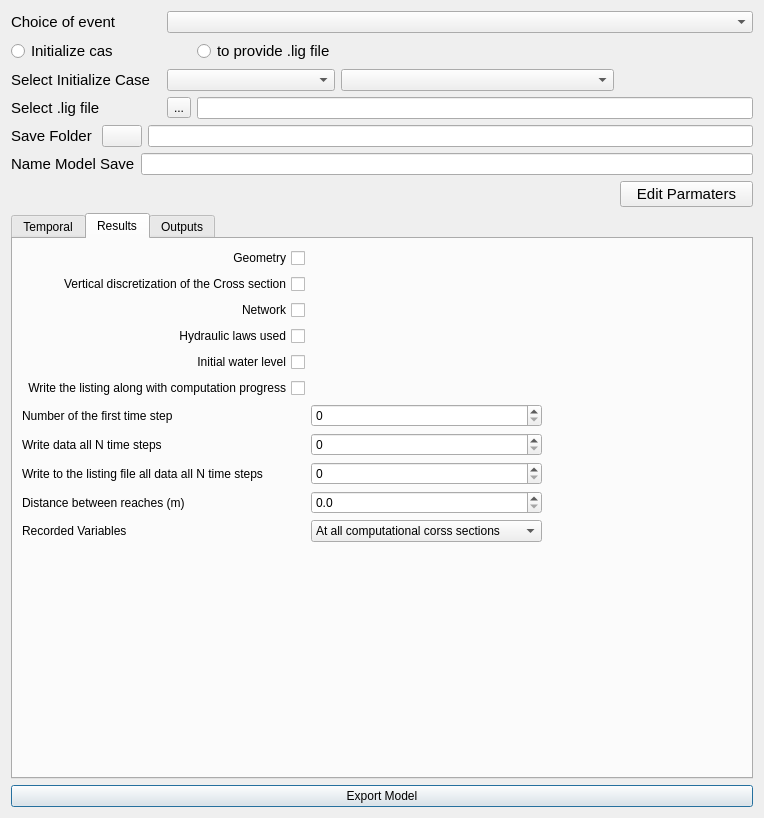
The window that ui/ui_export_file.ui (Artelia/Mascaret) describes before a commit, drawn with Qt 5.
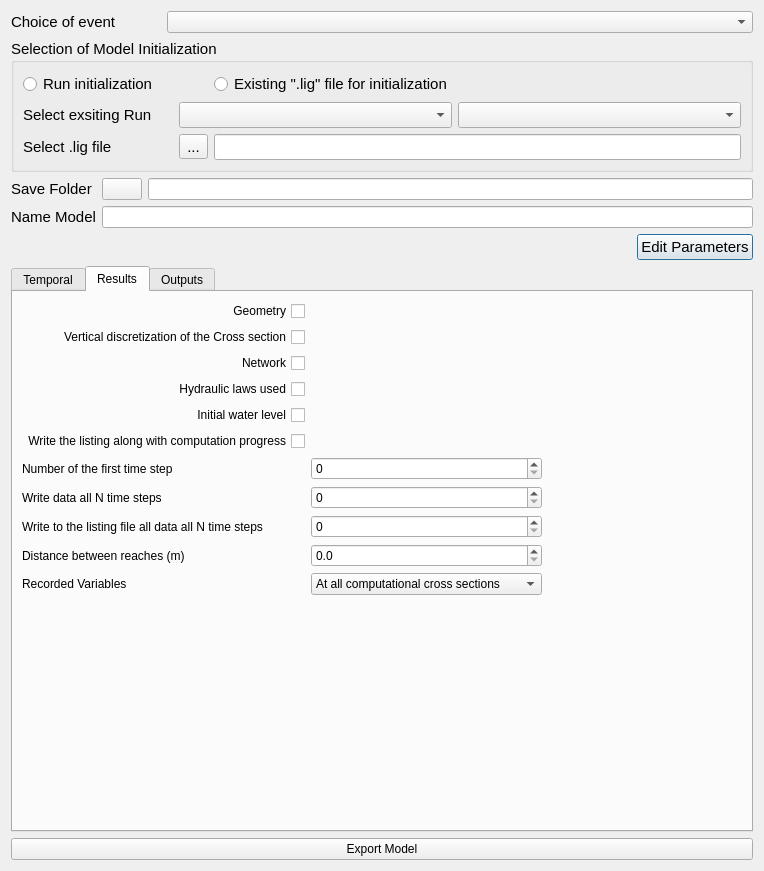
The same window after the commit. The open tabs and pages were chosen to show the change. Icons and pictures are not drawn.

Diff of the .ui file:
```diff
--- a/ui/ui_export_file.ui
+++ b/ui/ui_export_file.ui
@@ -7,53 +7,79 @@
     <x>0</x>
     <y>0</y>
     <width>704</width>
-    <height>786</height>
+    <height>805</height>
    </rect>
   </property>
   <property name="windowTitle">
    <string>Dialog</string>
   </property>
   <layout class="QGridLayout" name="gridLayout_29">
-   <item row="2" column="3" colspan="2">
-    <widget class="QComboBox" name="cb_init_scen"/>
+   <item row="0" column="1" colspan="5">
+    <widget class="QComboBox" name="cb_event"/>
    </item>
-   <item row="3" column="2" colspan="4">
-    <widget class="QLineEdit" name="lbl_lig">
-     <property name="readOnly">
-      <bool>true</bool>
+   <item row="0" column="0">
+    <widget class="QLabel" name="label_event">
+     <property name="minimumSize">
+      <size>
+       <width>150</width>
+       <height>0</height>
+      </size>
      </property>
+     <property name="font">
+      <font>
+       <pointsize>11</pointsize>
+      </font>
+     </property>
+     <property name="text">
+      <string>Choice of event</string>
+     </property>
     </widget>
    </item>
-   <item row="3" column="1">
-    <widget class="QToolButton" name="bt_lig">
+   <item row="7" column="0" colspan="6">
+    <layout class="QHBoxLayout" name="horizontalLayout_3">
+     <item>
+      <widget class="QLabel" name="label_3">
+       <property name="font">
+        <font>
+         <pointsize>11</pointsize>
+        </font>
+       </property>
      <property name="text">
-      <string>...</string>
+        <string>Name Model</string>
+       </property>
+      </widget>
+     </item>
+     <item>
+      <widget class="QLineEdit" name="lname_export"/>
+     </item>
+    </layout>
+   </item>
+   <item row="8" column="5">
+    <widget class="QPushButton" name="bt_edit_param">
+     <property name="font">
+      <font>
+       <pointsize>11</pointsize>
+      </font>
+     </property>
+     <property name="text">
+      <string>Edit Parameters</string>
      </property>
      <property name="icon">
       <iconset resource="../resources.qrc">
-       <normaloff>:/plugins/Mascaret/icones/save_res.png</normaloff>:/plugins/Mascaret/icones/save_res.png</iconset>
+       <normaloff>:/plugins/Mascaret/icones/mActionToggleEditing.png</normaloff>:/plugins/Mascaret/icones/mActionToggleEditing.png</iconset>
      </property>
      <property name="iconSize">
       <size>
-       <width>30</width>
-       <height>30</height>
+       <width>25</width>
+       <height>25</height>
       </size>
      </property>
-    </widget>
-   </item>
-   <item row="1" column="0">
-    <widget class="QRadioButton" name="rb_init">
-     <property name="font">
-      <font>
-       <pointsize>11</pointsize>
-      </font>
+     <property name="checkable">
+      <bool>true</bool>
      </property>
-     <property name="text">
-      <string>Initialize cas</string>
-     </property>
     </widget>
    </item>
-   <item row="11" column="0" colspan="6">
+   <item row="12" column="0" colspan="6">
     <widget class="QPushButton" name="bt_export">
      <property name="text">
       <string>Export Model</string>
@@ -70,7 +96,7 @@
      </property>
     </widget>
    </item>
-   <item row="8" column="0" rowspan="2" colspan="6">
+   <item row="9" column="0" rowspan="2" colspan="6">
     <widget class="QTabWidget" name="tab_widget">
      <property name="enabled">
       <bool>true</bool>
@@ -488,7 +514,7 @@
            </property>
            <item>
             <property name="text">
-             <string>At all computational corss sections</string>
+             <string>At all computational cross sections</string>
             </property>
            </item>
            <item>
@@ -1071,7 +1097,7 @@
      </widget>
     </widget>
    </item>
-   <item row="5" column="0" colspan="6">
+   <item row="6" column="0" colspan="6">
     <layout class="QHBoxLayout" name="horizontalLayout">
      <item>
       <widget class="QLabel" name="label">
@@ -1111,7 +1137,18 @@
      </item>
     </layout>
    </item>
-   <item row="2" column="0">
+   <item row="1" column="0" colspan="6">
+    <widget class="QGroupBox" name="gb_init">
+     <property name="font">
+      <font>
+       <pointsize>11</pointsize>
+      </font>
+     </property>
+     <property name="title">
+      <string>Selection of Model Initialization :</string>
+     </property>
+     <layout class="QGridLayout" name="gridLayout_2">
+      <item row="1" column="0">
     <widget class="QLabel" name="label_init_cas">
      <property name="minimumSize">
       <size>
@@ -1125,11 +1162,44 @@
       </font>
      </property>
      <property name="text">
-      <string>Select Initialize Case</string>
+         <string>Select exsiting Run</string>
      </property>
     </widget>
    </item>
-   <item row="1" column="2">
+      <item row="1" column="3">
+       <widget class="QComboBox" name="cb_init_scen"/>
+      </item>
+      <item row="3" column="0">
+       <widget class="QLabel" name="label_init_lig">
+        <property name="minimumSize">
+         <size>
+          <width>150</width>
+          <height>0</height>
+         </size>
+        </property>
+        <property name="font">
+         <font>
+          <pointsize>11</pointsize>
+         </font>
+        </property>
+        <property name="text">
+         <string>Select .lig file</string>
+        </property>
+       </widget>
+      </item>
+      <item row="0" column="0">
+       <widget class="QRadioButton" name="rb_init">
+        <property name="font">
+         <font>
+          <pointsize>11</pointsize>
+         </font>
+        </property>
+        <property name="text">
+         <string>Run initialization</string>
+        </property>
+       </widget>
+      </item>
+      <item row="0" column="2">
     <widget class="QRadioButton" name="rb_init_lig">
      <property name="font">
       <font>
@@ -1137,11 +1207,11 @@
       </font>
      </property>
      <property name="text">
-      <string>to provide .lig file</string>
+         <string>Existing &quot;.lig&quot; file for initialization</string>
      </property>
     </widget>
    </item>
-   <item row="1" column="4" colspan="2">
+      <item row="0" column="3">
     <spacer name="horizontalSpacer">
      <property name="orientation">
       <enum>Qt::Horizontal</enum>
@@ -1154,91 +1224,35 @@
      </property>
     </spacer>
    </item>
-   <item row="0" column="1" colspan="5">
-    <widget class="QComboBox" name="cb_event"/>
-   </item>
-   <item row="2" column="1" colspan="2">
+      <item row="3" column="1">
+       <widget class="QToolButton" name="bt_lig">
+        <property name="text">
+         <string>...</string>
+        </property>
+        <property name="icon">
+         <iconset resource="../resources.qrc">
+          <normaloff>:/plugins/Mascaret/icones/save_res.png</normaloff>:/plugins/Mascaret/icones/save_res.png</iconset>
+        </property>
+        <property name="iconSize">
+         <size>
+          <width>30</width>
+          <height>30</height>
+         </size>
+        </property>
+       </widget>
+      </item>
+      <item row="1" column="1" colspan="2">
     <widget class="QComboBox" name="cb_init_run"/>
    </item>
-   <item row="0" column="0">
-    <widget class="QLabel" name="label_event">
-     <property name="minimumSize">
-      <size>
-       <width>150</width>
-       <height>0</height>
-      </size>
-     </property>
-     <property name="font">
-      <font>
-       <pointsize>11</pointsize>
-      </font>
-     </property>
-     <property name="text">
-      <string>Choice of event</string>
-     </property>
-    </widget>
-   </item>
-   <item row="7" column="5">
-    <widget class="QPushButton" name="bt_edit_param">
-     <property name="font">
-      <font>
-       <pointsize>11</pointsize>
-      </font>
-     </property>
-     <property name="text">
-      <string>Edit Parmaters</string>
-     </property>
-     <property name="icon">
-      <iconset resource="../resources.qrc">
-       <normaloff>:/plugins/Mascaret/icones/mActionToggleEditing.png</normaloff>:/plugins/Mascaret/icones/mActionToggleEditing.png</iconset>
-     </property>
-     <property name="iconSize">
-      <size>
-       <width>25</width>
-       <height>25</height>
-      </size>
-     </property>
-     <property name="checkable">
+      <item row="3" column="2" colspan="2">
+       <widget class="QLineEdit" name="lbl_lig">
+        <property name="readOnly">
       <bool>true</bool>
      </property>
     </widget>
    </item>
-   <item row="3" column="0">
-    <widget class="QLabel" name="label_init_lig">
-     <property name="minimumSize">
-      <size>
-       <width>150</width>
-       <height>0</height>
-      </size>
-     </property>
-     <property name="font">
-      <font>
-       <pointsize>11</pointsize>
-      </font>
-     </property>
-     <property name="text">
-      <string>Select .lig file</string>
-     </property>
-    </widget>
-   </item>
-   <item row="6" column="0" colspan="6">
-    <layout class="QHBoxLayout" name="horizontalLayout_3">
-     <item>
-      <widget class="QLabel" name="label_3">
-       <property name="font">
-        <font>
-         <pointsize>11</pointsize>
-        </font>
-       </property>
-       <property name="text">
-        <string>Name Model Save</string>
-       </property>
-      </widget>
-     </item>
-     <item>
-      <widget class="QLineEdit" name="lname_export"/>
-     </item>
-    </layout>
+     </layout>
+    </widget>
    </item>
   </layout>
  </widget>
```
Lines whose indentation alone changed are shown as unchanged.
